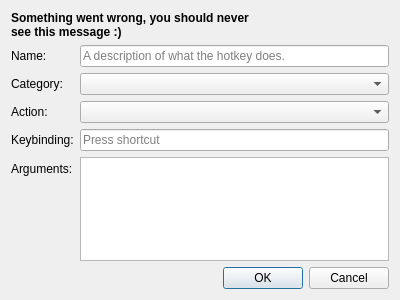
This is src/widgets/dialogs/EditHotkeyDialog.ui in Chatterino/chatterino2 as Qt 5 draws it before an edit. The edited form follows.
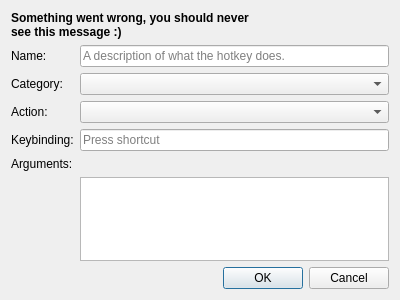
This is the edited form.

Commit message: Add argument description to actions

Diff of the .ui file:
```diff
--- a/src/widgets/dialogs/EditHotkeyDialog.ui
+++ b/src/widgets/dialogs/EditHotkeyDialog.ui
@@ -111,6 +111,16 @@
       </widget>
      </item>
      <item row="4" column="1">
+      <widget class="QLabel" name="argumentsDescription">
+       <property name="text">
+        <string></string>
+       </property>
+       <property name="buddy">
+        <cstring>argumentsDescription</cstring>
+       </property>
+      </widget>
+     </item>
+     <item row="5" column="1">
       <widget class="QPlainTextEdit" name="argumentsEdit">
        <property name="plainText">
         <string/>
```
The commit also changes 2 other files.
